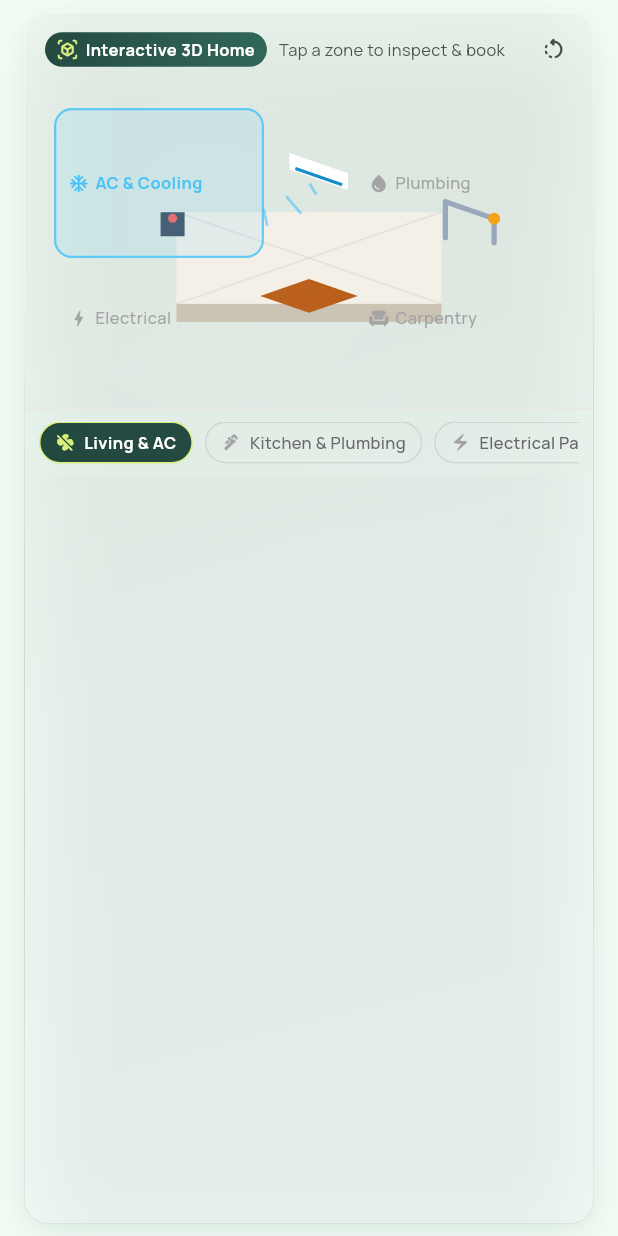
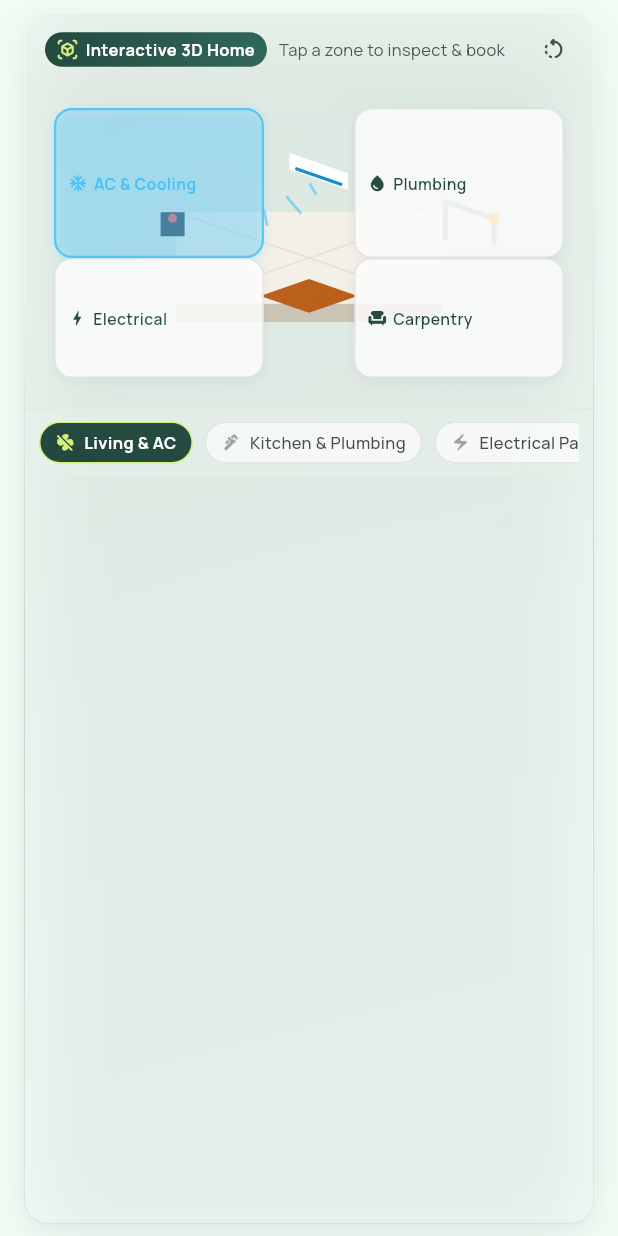
Before and after one commit to Seif928/Fixo, a Flutter app: the Interactive3DHomeScene widget shown alone on an empty page, opened directly with empty values, on a phone screen of 412 x 824 dp. Run offline on Flutter 3.47's test engine with Material 3 defaults, Android fonts, the phone set to English and light mode, and no system bars; our stand-ins replace dio, firebase_auth, firebase_core, firebase_messaging, flutter_riverpod, flutter_secure_storage and 5 more; missing offline and left inert: maplibre_gl; accounts and stored records are empty; network calls fail.

Commit message:
feat(ui): complete comprehensive UI improvements (3D Live Tracking, HUD Glass pills, Liquid Glass orders, and Safe Insets)

```diff
--- a/Fixo/mobile/lib/core/widgets/fixo_liquid_glass_layer.dart
+++ b/Fixo/mobile/lib/core/widgets/fixo_liquid_glass_layer.dart
@@ -257,6 +257,7 @@ class LiquidGlassCard extends StatelessWidget {
     this.borderRadius = FixoRadius.borderRadiusLg,
     this.blurSigma = 26.0,
     this.tintOpacity,
+    this.specularIntensity = 0.42,
     this.onTap,
   });
 
@@ -266,6 +267,7 @@ class LiquidGlassCard extends StatelessWidget {
   final BorderRadius borderRadius;
   final double blurSigma;
   final double? tintOpacity;
+  final double specularIntensity;
   final VoidCallback? onTap;
 
   @override
@@ -287,6 +289,7 @@ class LiquidGlassCard extends StatelessWidget {
       borderRadius: borderRadius,
       blurSigma: blurSigma,
       tintOpacity: tintOpacity,
+      specularIntensity: specularIntensity,
       padding: padding,
       margin: margin,
       child: content,
--- a/Fixo/mobile/lib/features/customer_home/presentation/widgets/interactive_3d_home_scene.dart
+++ b/Fixo/mobile/lib/features/customer_home/presentation/widgets/interactive_3d_home_scene.dart
@@ -155,7 +155,7 @@ class _Interactive3DHomeSceneState extends State<Interactive3DHomeScene>
                   Expanded(
                     child: Text(
                       widget.isArabic
-                          ? 'اضغط على أي غرفة لفحص وتحديد العطل'
+                          ? 'اضغط لفحص الغرفة والعطل 3D'
                           : 'Tap a zone to inspect & book',
                       maxLines: 1,
                       overflow: TextOverflow.ellipsis,
@@ -352,40 +352,64 @@ class _HotspotArea extends StatelessWidget {
 
   @override
   Widget build(BuildContext context) {
+    final isDark = Theme.of(context).brightness == Brightness.dark;
     return Material(
       color: Colors.transparent,
       child: InkWell(
         onTap: onTap,
         borderRadius: BorderRadius.circular(12),
         child: Container(
-          padding: const EdgeInsets.symmetric(horizontal: 8, vertical: 6),
+          padding: const EdgeInsets.symmetric(horizontal: 8, vertical: 5),
           decoration: BoxDecoration(
             borderRadius: BorderRadius.circular(12),
             border: Border.all(
               color: isSelected
-                  ? activeColor.withValues(alpha: 0.8)
-                  : Colors.transparent,
-              width: 1.5,
+                  ? activeColor.withValues(alpha: 0.85)
+                  : (isDark
+                      ? Colors.white.withValues(alpha: 0.16)
+                      : Colors.black.withValues(alpha: 0.10)),
+              width: isSelected ? 1.5 : 1.0,
             ),
             color: isSelected
-                ? activeColor.withValues(alpha: 0.12)
-                : Colors.transparent,
+                ? activeColor.withValues(alpha: 0.20)
+                : (isDark
+                    ? const Color(0xFF14241F).withValues(alpha: 0.65)
+                    : Colors.white.withValues(alpha: 0.82)),
+            boxShadow: [
+              BoxShadow(
+                color: isSelected
+                    ? activeColor.withValues(alpha: 0.25)
+                    : Colors.black.withValues(alpha: 0.05),
+                blurRadius: 6,
+                offset: const Offset(0, 2),
+              ),
+            ],
           ),
           child: Row(
             mainAxisSize: MainAxisSize.min,
             children: [
               Icon(
                 icon,
-                size: 14,
-                color: isSelected ? activeColor : Colors.grey,
+                size: 13,
+                color: isSelected
+                    ? activeColor
+                    : (isDark ? Colors.white70 : const Color(0xFF173F35)),
               ),
               const SizedBox(width: 4),
-              Text(
-                label,
-                style: TextStyle(
-                  fontSize: 11,
-                  fontWeight: isSelected ? FontWeight.bold : FontWeight.w500,
-                  color: isSelected ? activeColor : Colors.grey,
+              Flexible(
+                child: Text(
+                  label,
+                  maxLines: 1,
+                  overflow: TextOverflow.ellipsis,
+                  style: TextStyle(
+                    fontSize: 10.5,
+                    fontWeight: isSelected ? FontWeight.bold : FontWeight.w600,
+                    color: isSelected
+                        ? activeColor
+                        : (isDark
+                            ? Colors.white.withValues(alpha: 0.9)
+                            : const Color(0xFF173F35)),
+                  ),
                 ),
               ),
             ],
@@ -413,6 +437,7 @@ class _RoomPill extends StatelessWidget {
 
   @override
   Widget build(BuildContext context) {
+    final isDark = Theme.of(context).brightness == Brightness.dark;
     return InkWell(
       onTap: onTap,
       borderRadius: BorderRadius.circular(FixoRadius.pill),
@@ -422,12 +447,16 @@ class _RoomPill extends StatelessWidget {
         decoration: BoxDecoration(
           color: isSelected
               ? FixoColors.primaryForest
-              : Colors.transparent,
+              : (isDark
+                  ? const Color(0xFF14241F).withValues(alpha: 0.45)
+                  : Colors.white.withValues(alpha: 0.65)),
           borderRadius: BorderRadius.circular(FixoRadius.pill),
           border: Border.all(
             color: isSelected
                 ? FixoColors.limeAccent
-                : Colors.grey.withValues(alpha: 0.3),
+                : (isDark
+                    ? Colors.white.withValues(alpha: 0.12)
+                    : Colors.black.withValues(alpha: 0.08)),
             width: 1,
           ),
         ),
@@ -445,7 +474,9 @@ class _RoomPill extends StatelessWidget {
               style: TextStyle(
                 fontSize: 11,
                 fontWeight: isSelected ? FontWeight.bold : FontWeight.w500,
-                color: isSelected ? Colors.white : Colors.grey[700],
+                color: isSelected
+                    ? Colors.white
+                    : (isDark ? Colors.white70 : Colors.grey[800]),
               ),
             ),
           ],
```
Also changed, not shown: Fixo/mobile/lib/features/booking/presentation/pages/create_booking_page.dart (+39 -0 lines), Fixo/mobile/lib/features/booking/presentation/pages/orders_page.dart (+6 -3 lines), Fixo/mobile/lib/features/chat/presentation/chat_page.dart (+5 -2 lines), Fixo/mobile/lib/features/payment/presentation/widgets/checkout_widgets.dart (+42 -5 lines), 6 other files.
